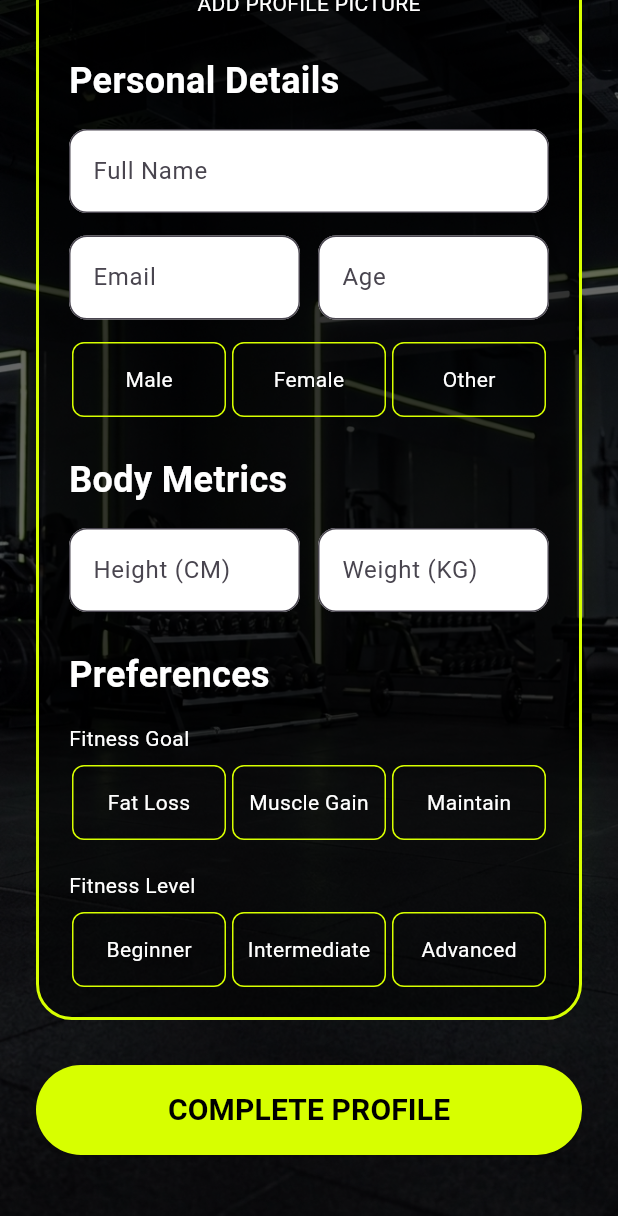
After one commit to isii-30/fitmind, a Flutter app: the ProfileSetupScreen screen opened directly, scrolled down 330 dp, after a tap on "COMPLETE PROFILE", on a phone screen of 412 x 824 dp. The commit adds this screen. Shown: the top 1216 px of the screen. Run offline on Flutter 3.47's test engine with Material 3 defaults, Android fonts, the phone set to English and light mode, and no system bars.

Commit message:
made the interface of the profile page

```diff
--- a/lib/screens/onboard_screen3.dart
+++ b/lib/screens/onboard_screen3.dart
@@ -1,4 +1,6 @@
 import 'package:flutter/material.dart';
+import 'package:myapp/screens/profile_setup_screen.dart';
+import 'package:myapp/widgets/custom_next_button.dart';
 
 class OnboardScreenthree extends StatelessWidget {
   const OnboardScreenthree({super.key});
@@ -175,30 +177,21 @@ class OnboardScreenthree extends StatelessWidget {
                 child: Column(
                   children: [
 
-                    // NEXT BUTTON
-                    Container(
-                      width: 320,
-                      height: 58,
+                        // NEXT BUTTON
+ CustomNextButton(
 
-                      decoration: BoxDecoration(
-                        color: Color(0xFFD7FF00),
-                        borderRadius: BorderRadius.circular(18),
-                      ),
+  onTap: () {
 
-                      child: Center(
-                        child: Text(
-                          "NEXT",
+    Navigator.push(
 
-                          style: TextStyle(
-                            fontFamily: "Bebas",
-                            color: Colors.black,
-                            fontSize: 30,
-                            fontWeight: FontWeight.w900,
-                            letterSpacing: 1,
-                          ),
-                        ),
-                      ),
-                    ),
+      context,
+
+      MaterialPageRoute(
+        builder: (context) => ProfileSetupScreen(),
+      ),
+    );
+  },
+),
 
                     SizedBox(height: 10),
 
--- /dev/null
+++ b/lib/screens/profile_setup_screen.dart
@@ -0,0 +1,298 @@
+import 'package:flutter/material.dart';
+
+class ProfileSetupScreen extends StatelessWidget {
+  const ProfileSetupScreen({super.key});
+
+  @override
+  Widget build(BuildContext context) {
+    return Scaffold(
+      body: Stack(
+        children: [
+          // Background Image
+          Positioned.fill(
+            child: Image.asset(
+              'assets/images/gym_background.png',
+              fit: BoxFit.cover,
+            ),
+          ),
+
+          // Dark Overlay
+          Positioned.fill(
+            child: Container(
+              color: Colors.black.withOpacity(0.6),
+            ),
+          ),
+
+          SafeArea(
+            child: SingleChildScrollView(
+              padding: const EdgeInsets.all(24),
+              child: Column(
+                children: [
+                  const SizedBox(height: 20),
+
+Center(
+  child: Row(
+    mainAxisSize: MainAxisSize.min,
+    children: [
+      Image.asset(
+        'assets/images/logo.png',
+        height: 50,
+      ),
+
+      const SizedBox(width: 12),
+
+      const Text(
+        "FITMIND",
+        style: TextStyle(
+          fontFamily: "Bebas",
+          color: Colors.white,
+          fontSize: 50,
+          fontWeight: FontWeight.bold,
+        ),
+      ),
+    ],
+  ),
+),
+
+const SizedBox(height: 10),
+
+                  const Text(
+                    "CREATE YOUR PROFILE",
+                    style: TextStyle(
+                      color: Colors.white,
+                      fontSize: 24,
+                      fontWeight: FontWeight.w600,
+                    ),
+                  ),
+
+                  const SizedBox(height: 30),
+
+                  // Main Form Container
+                  Container(
+                    padding: const EdgeInsets.all(20),
+                    decoration: BoxDecoration(
+                      color: Colors.black.withOpacity(0.5),
+                      borderRadius: BorderRadius.circular(24),
+                      border: Border.all(
+                        color: const Color(0xFFD7FF00),
+                        width: 2,
+                      ),
+                    ),
+                    child: Column(
+                      children: [
+                        // Profile Picture
+                        Stack(
+                          alignment: Alignment.bottomRight,
+                          children: [
+                            const CircleAvatar(
+                              radius: 50,
+                              backgroundColor: Colors.white24,
+                              child: Icon(
+                                Icons.person,
+                                size: 50,
+                                color: Colors.white,
+                              ),
+                            ),
+
+                            Container(
+                              decoration: const BoxDecoration(
+                                shape: BoxShape.circle,
+                                color: Colors.white,
+                              ),
+                              child: IconButton(
+                                onPressed: () {},
+                                icon: const Icon(Icons.camera_alt),
+                              ),
+                            ),
+                          ],
+                        ),
+
+                        const SizedBox(height: 10),
+
+                        const Text(
+                          "ADD PROFILE PICTURE",
+                          style: TextStyle(
+                            color: Colors.white,
+                          ),
+                        ),
+
+                        const SizedBox(height: 25),
+
+                        // Personal Details
+                        _sectionTitle("Personal Details"),
+
+                        const SizedBox(height: 15),
+
+                        _customField("Full Name"),
+
+                        const SizedBox(height: 15),
+
+                        Row(
+                          children: [
+                            Expanded(
+                              child: _customField("Email"),
+                            ),
+                            const SizedBox(width: 12),
+                            Expanded(
+                              child: _customField("Age"),
+                            ),
+                          ],
+                        ),
+
+                        const SizedBox(height: 15),
+
+                        _selectorRow(
+                          ["Male", "Female", "Other"],
+                        ),
+
+                        const SizedBox(height: 25),
+
+                        // Body Metrics
+                        _sectionTitle("Body Metrics"),
+
+                        const SizedBox(height: 15),
+
+                        Row(
+                          children: [
+                            Expanded(
+                              child: _customField("Height (CM)"),
+                            ),
+                            const SizedBox(width: 12),
+                            Expanded(
+                              child: _customField("Weight (KG)"),
+                            ),
+                          ],
+                        ),
+
+                        const SizedBox(height: 25),
+
+                        // Preferences
+                        _sectionTitle("Preferences"),
+
+                        const SizedBox(height: 15),
+
+                        const Align(
+                          alignment: Alignment.centerLeft,
+                          child: Text(
+                            "Fitness Goal",
+                            style: TextStyle(color: Colors.white),
+                          ),
+                        ),
+
+                        const SizedBox(height: 8),
+
+                        _selectorRow(
+                          [
+                            "Fat Loss",
+                            "Muscle Gain",
+                            "Maintain",
+                          ],
+                        ),
+
+                        const SizedBox(height: 20),
+
+                        const Align(
+                          alignment: Alignment.centerLeft,
+                          child: Text(
+                            "Fitness Level",
+                            style: TextStyle(color: Colors.white),
+                          ),
+                        ),
+
+                        const SizedBox(height: 8),
+
+                        _selectorRow(
+                          [
+                            "Beginner",
+                            "Intermediate",
+                            "Advanced",
+                          ],
+                        ),
+                      ],
+                    ),
+                  ),
+
+                  const SizedBox(height: 30),
+
+                  // Complete Button
+                  SizedBox(
+                    width: double.infinity,
+                    height: 60,
+                    child: ElevatedButton(
+                      onPressed: () {},
+                      style: ElevatedButton.styleFrom(
+                        backgroundColor: const Color(0xFFD7FF00),
+                      ),
+                      child: const Text(
+                        "COMPLETE PROFILE",
+                        style: TextStyle(
+                          fontSize: 20,
+                          fontWeight: FontWeight.bold,
+                          color: Colors.black,
+                        ),
+                      ),
+                    ),
+                  ),
+
+                  const SizedBox(height: 30),
+                ],
+              ),
+            ),
+          ),
+        ],
+      ),
+    );
+  }
+
+  static Widget _sectionTitle(String title) {
+    return Align(
+      alignment: Alignment.centerLeft,
+      child: Text(
+        title,
+        style: const TextStyle(
+          color: Colors.white,
+          fontSize: 24,
+          fontWeight: FontWeight.bold,
+        ),
+      ),
+    );
+  }
+
+  static Widget _customField(String label) {
+    return TextField(
+      decoration: InputDecoration(
+        labelText: label,
+        filled: true,
+        fillColor: Colors.white,
+        border: OutlineInputBorder(
+          borderRadius: BorderRadius.circular(12),
+        ),
+      ),
+    );
+  }
+
+  static Widget _selectorRow(List<String> items) {
+    return Row(
+      children: items.map((item) {
+        return Expanded(
+          child: Container(
+            height: 50,
+            margin: const EdgeInsets.symmetric(horizontal: 2),
+            decoration: BoxDecoration(
+              border: Border.all(color: const Color(0xFFD7FF00)),
+              borderRadius: BorderRadius.circular(8),
+            ),
+            child: Center(
+              child: Text(
+                item,
+                style: const TextStyle(
+                  color: Colors.white,
+                ),
+              ),
+            ),
+          ),
+        );
+      }).toList(),
+    );
+  }
+}
```
Also changed, not shown: assets/images/gym_background.png (added).
